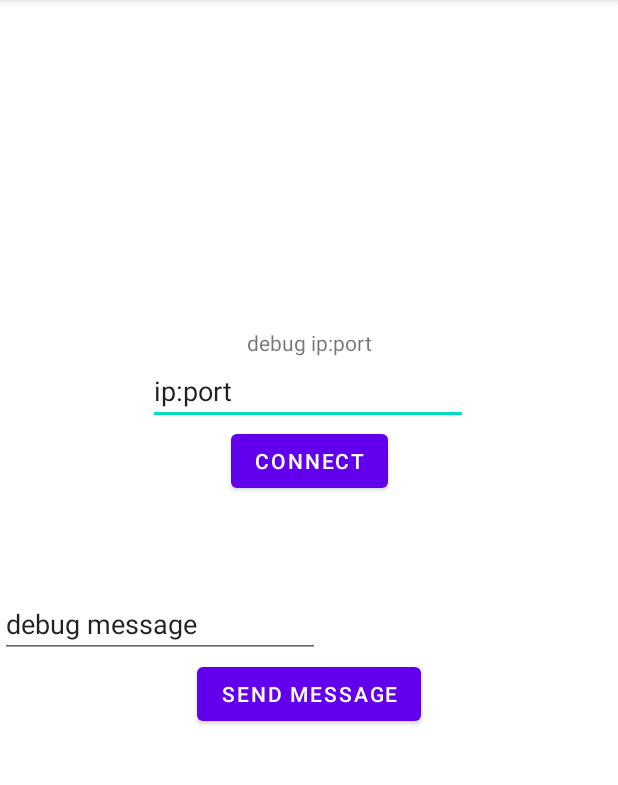
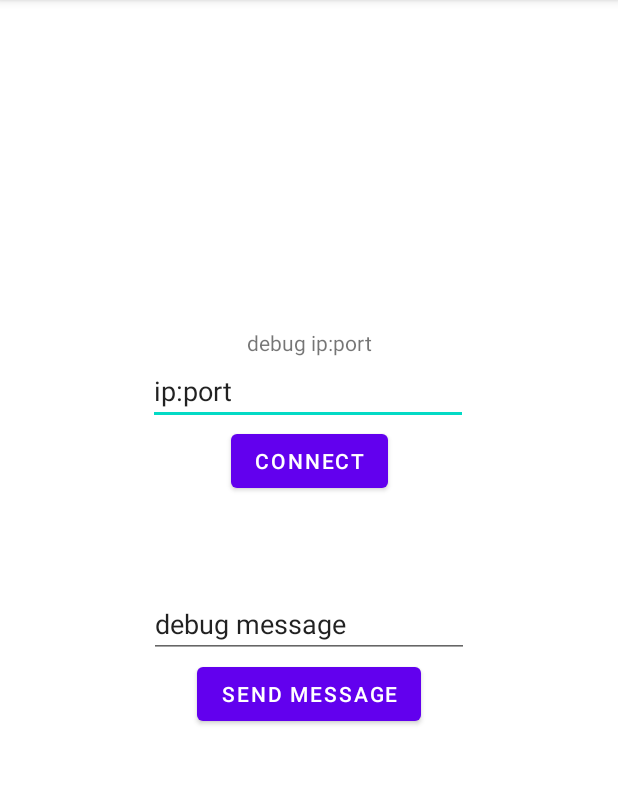
Before and after one commit to kadytoast/mavicmini, an Android app: the screen it shows after launch (MainActivity), on a phone screen of 412 x 824 dp, the part 84-869 px from its top. Run offline under Robolectric (Android 15) with nearby library versions, the phone set to English and light mode, and no system bars; libraries missing offline, so code that uses them is left out: io.socket.client, io.socket.emitter.

```diff
--- a/testing/SocketDebug/app/src/main/res/layout/activity_main.xml
+++ b/testing/SocketDebug/app/src/main/res/layout/activity_main.xml
@@ -55,8 +55,9 @@
         android:inputType="textPersonName"
         android:text="debug message"
         app:layout_constraintBottom_toBottomOf="parent"
+        app:layout_constraintEnd_toEndOf="parent"
+        app:layout_constraintStart_toStartOf="parent"
         app:layout_constraintTop_toBottomOf="@+id/btn_connect"
-        app:layout_constraintVertical_bias="0.158"
-        tools:layout_editor_absoluteX="100dp" />
+        app:layout_constraintVertical_bias="0.158" />
 
 </androidx.constraintlayout.widget.ConstraintLayout>
```
